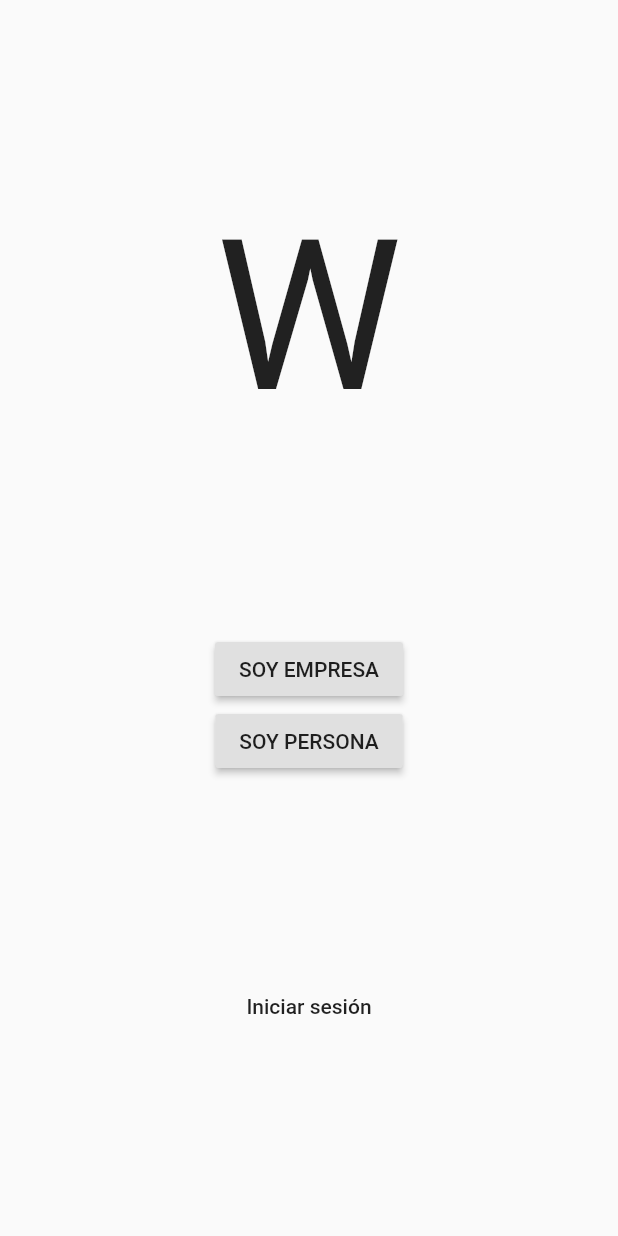
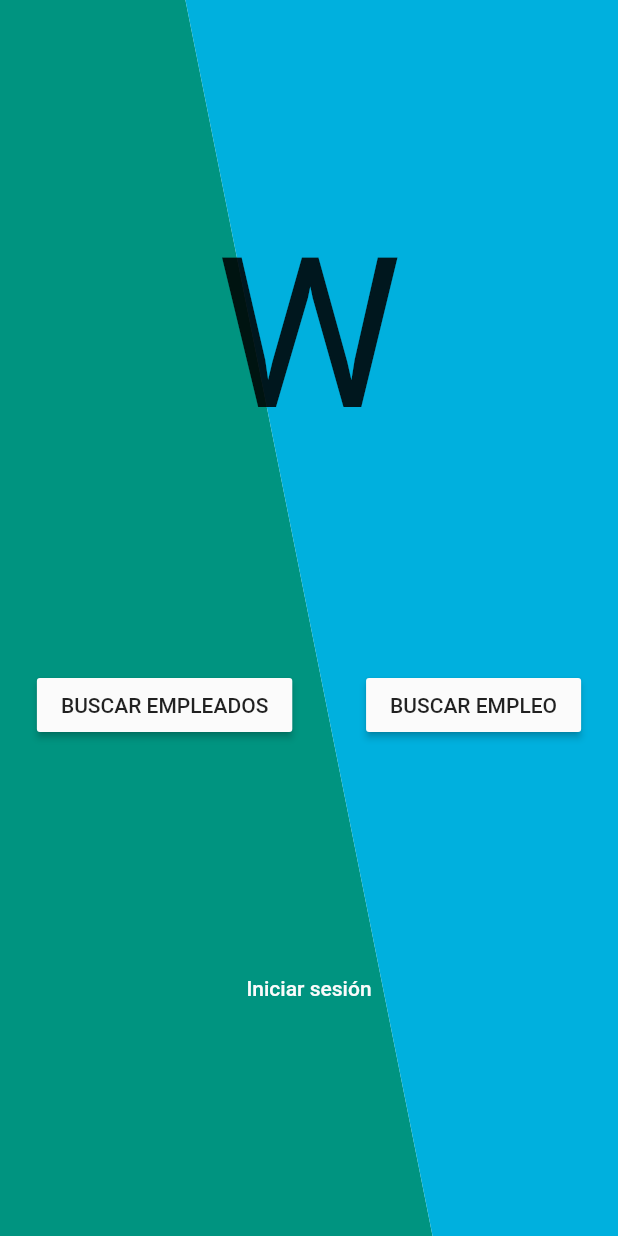
Before and after one commit to EmmanuelMess/WorKeenApp, a Flutter app: the screen it shows after launch, after a tap on "Iniciar sesión", on a phone screen of 412 x 824 dp. Run offline on Flutter 3.47's test engine with Material 2 defaults, Android fonts, the phone set to English and light mode, and no system bars.

Commit message:
Nice main screen

```diff
--- a/lib/main.dart
+++ b/lib/main.dart
@@ -51,7 +51,9 @@ class _IntroPageState extends State<IntroPage> {
     // fast, so that you can just rebuild anything that needs updating rather
     // than having to individually change instances of widgets.
     return Scaffold(
-      body: Center(
+      body: CustomPaint(
+        painter: _SlashedBackground(),
+        child: Center(
             child: Column(
               mainAxisAlignment: MainAxisAlignment.spaceEvenly,
               children: [
@@ -61,17 +63,19 @@ class _IntroPageState extends State<IntroPage> {
                     textScaleFactor: 10,
                   ),
                 ),
-            Column(
+                Row(
                   mainAxisAlignment: MainAxisAlignment.spaceAround,
                   children: [
                     RaisedButton(
-                  child: Text("SOY EMPRESA"),
+                      child: Text("BUSCAR EMPLEADOS"),
+                      color: Color.fromARGB(255, 251, 251, 251),
                       onPressed: () {
                         Navigator.pushNamed(context, BusinessFilterPeopleScreen.routeName);
                       },
                     ),
                     RaisedButton(
-                  child: Text("SOY PERSONA"),
+                      child: Text("BUSCAR EMPLEO"),
+                      color: Color.fromARGB(255, 251, 251, 251),
                       onPressed: () {
 
                       },
@@ -81,6 +85,7 @@ class _IntroPageState extends State<IntroPage> {
                 Center(
                   child: FlatButton(
                     child: Text("Iniciar sesión"),
+                    textColor: Color.fromARGB(255, 251, 251, 251),
                     onPressed: () {
 
                     },
@@ -89,6 +94,41 @@ class _IntroPageState extends State<IntroPage> {
               ],
             ),
           ),
+      ),
     );
   }
 }
+
+class _SlashedBackground extends CustomPainter {
+  final _leftPaint = Paint()
+    ..color = Color.fromARGB(255, 0, 148, 128);
+
+  final _rightPaint = Paint()
+    ..color = Color.fromARGB(255, 0, 176, 222);
+
+  @override
+  void paint(Canvas canvas, Size size) {
+    final _leftPath = Path()
+      ..addPolygon([
+        Offset(0, 0),
+        Offset(size.width*0.30, 0),
+        Offset(size.width*0.70, size.height),
+        Offset(0, size.height),
+      ], true);
+
+    final _rightPath = Path()
+      ..addPolygon([
+        Offset(size.width*0.30, 0),
+        Offset(size.width, 0),
+        Offset(size.width, size.height),
+        Offset(size.width*0.70, size.height),
+      ], true);
+
+    canvas.drawPath(_leftPath, _leftPaint);
+    canvas.drawPath(_rightPath, _rightPaint);
+  }
+
+  @override
+  bool shouldRepaint(CustomPainter oldDelegate) => false;
+
+}
```
Lines whose indentation alone changed are shown as unchanged.
